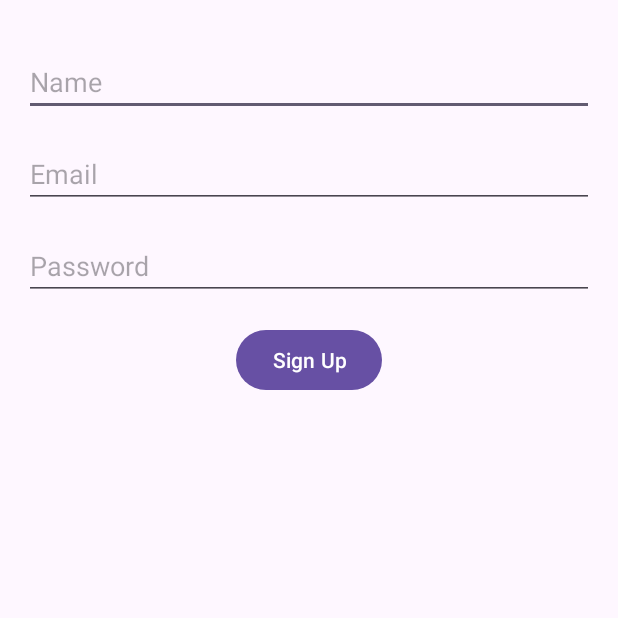
After one commit to ipekmotorcu/SocialMediaApp, an Android app: the fragment SignUpFragment shown on its own in the app's theme, on a phone screen of 412 x 824 dp, the top half of it. The commit adds this screen. Run offline under Robolectric (Android 15) with nearby library versions, the phone set to English and light mode, and no system bars.

Commit message:
Added LoginFragment and SignUpFragment under Fragments folders.
- Created `fragment_login.xml` and `fragment_sign_up.xml` layouts.

- Implemented basic functionality for LoginFragment and SignUpFragment.

- Navigation setup for LoginFragment.kt and SignUpFragment.kt is fully incomplete. Once the navigation structure is implemented, it will be integrated for SignUp and Login functionality.

- Currently, no data is being gathered or stored.

```diff
--- /dev/null
+++ b/app/src/main/java/com/cs394/socialmediaapp/Fragment/SignUpFragment.kt
@@ -0,0 +1,53 @@
+package com.example.app.fragments
+
+import android.os.Bundle
+import android.view.LayoutInflater
+import android.view.View
+import android.view.ViewGroup
+import android.widget.Button
+import android.widget.EditText
+import android.widget.Toast
+import androidx.fragment.app.Fragment
+import androidx.navigation.fragment.findNavController
+import com.cs394.socialmediaapp.R
+
+class SignUpFragment : Fragment() {
+
+    private lateinit var nameEditText: EditText
+    private lateinit var emailEditText: EditText
+    private lateinit var passwordEditText: EditText
+    private lateinit var signUpButton: Button
+
+    override fun onCreateView(
+        inflater: LayoutInflater, container: ViewGroup?,
+        savedInstanceState: Bundle?
+    ): View? {
+        val view = inflater.inflate(R.layout.fragment_sign_up, container, false)
+
+        nameEditText = view.findViewById(R.id.nameEditText)
+        emailEditText = view.findViewById(R.id.emailEditText)
+        passwordEditText = view.findViewById(R.id.passwordEditText)
+        signUpButton = view.findViewById(R.id.signUpButton)
+
+        signUpButton.setOnClickListener {
+            val name = nameEditText.text.toString()
+            val email = emailEditText.text.toString()
+            val password = passwordEditText.text.toString()
+            signUpUser(name, email, password)
+        }
+
+        return view
+    }
+
+    private fun signUpUser(name: String, email: String, password: String) {
+        if (name.isEmpty() || email.isEmpty() || password.isEmpty()) {
+            Toast.makeText(context, "Please fill all fields", Toast.LENGTH_SHORT).show()
+            return
+        }
+
+        // Mock "sign-up" success
+        Toast.makeText(context, "Sign Up Successful", Toast.LENGTH_SHORT).show()
+        // here should be navigation
+    // findNavController().navigate(R.id.action_signUpFragment_to_postListFragment)
+    }
+}
--- /dev/null
+++ b/app/src/main/res/layout/fragment_sign_up.xml
@@ -0,0 +1,53 @@
+<androidx.constraintlayout.widget.ConstraintLayout
+    xmlns:android="http://schemas.android.com/apk/res/android"
+    xmlns:app="http://schemas.android.com/apk/res-auto"
+
+    android:layout_width="match_parent"
+    android:layout_height="match_parent">
+
+    <EditText
+        android:id="@+id/nameEditText"
+        android:layout_width="0dp"
+        android:layout_height="wrap_content"
+        android:hint="Name"
+        app:layout_constraintTop_toTopOf="parent"
+        app:layout_constraintStart_toStartOf="parent"
+        app:layout_constraintEnd_toEndOf="parent"
+        android:layout_marginTop="32dp"
+        android:layout_marginHorizontal="16dp" />
+
+    <EditText
+        android:id="@+id/emailEditText"
+        android:layout_width="0dp"
+        android:layout_height="wrap_content"
+        android:hint="Email"
+        android:inputType="textEmailAddress"
+        app:layout_constraintTop_toBottomOf="@id/nameEditText"
+        app:layout_constraintStart_toStartOf="parent"
+        app:layout_constraintEnd_toEndOf="parent"
+        android:layout_marginTop="16dp"
+        android:layout_marginHorizontal="16dp" />
+
+    <EditText
+        android:id="@+id/passwordEditText"
+        android:layout_width="0dp"
+        android:layout_height="wrap_content"
+        android:hint="Password"
+        android:inputType="textPassword"
+        app:layout_constraintTop_toBottomOf="@id/emailEditText"
+        app:layout_constraintStart_toStartOf="parent"
+        app:layout_constraintEnd_toEndOf="parent"
+        android:layout_marginTop="16dp"
+        android:layout_marginHorizontal="16dp" />
+
+    <Button
+        android:id="@+id/signUpButton"
+        android:layout_width="wrap_content"
+        android:layout_height="wrap_content"
+        android:text="Sign Up"
+        app:layout_constraintTop_toBottomOf="@id/passwordEditText"
+        app:layout_constraintStart_toStartOf="parent"
+        app:layout_constraintEnd_toEndOf="parent"
+        android:layout_marginTop="16dp" />
+
+</androidx.constraintlayout.widget.ConstraintLayout>
--- /dev/null
+++ b/app/src/main/res/navigation/nav_graph.xml
@@ -0,0 +1,6 @@
+<?xml version="1.0" encoding="utf-8"?>
+<navigation xmlns:android="http://schemas.android.com/apk/res/android"
+    xmlns:app="http://schemas.android.com/apk/res-auto"
+    android:id="@+id/nav_graph">
+
+</navigation>
--- a/gradle/libs.versions.toml
+++ b/gradle/libs.versions.toml
@@ -9,6 +9,7 @@ appcompat = "1.7.0"
 material = "1.12.0"
 activity = "1.9.3"
 constraintlayout = "2.1.4"
+navigationFragmentKtx = "2.8.4"
 
 [libraries]
 androidx-core-ktx = { group = "androidx.core", name = "core-ktx", version.ref = "coreKtx" }
@@ -19,6 +20,7 @@ androidx-appcompat = { group = "androidx.appcompat", name = "appcompat", version
 material = { group = "com.google.android.material", name = "material", version.ref = "material" }
 androidx-activity = { group = "androidx.activity", name = "activity", version.ref = "activity" }
 androidx-constraintlayout = { group = "androidx.constraintlayout", name = "constraintlayout", version.ref = "constraintlayout" }
+androidx-navigation-fragment-ktx = { group = "androidx.navigation", name = "navigation-fragment-ktx", version.ref = "navigationFragmentKtx" }
 
 [plugins]
 android-application = { id = "com.android.application", version.ref = "agp" }
```
Also changed, not shown: app/build.gradle (+7 -0 lines), app/src/main/java/com/cs394/socialmediaapp/Fragment/LoginFragment.kt (added, +50 -0 lines), app/src/main/res/layout/activity_main.xml (+9 -0 lines), app/src/main/res/layout/fragment_login.xml (added, +41 -0 lines).
